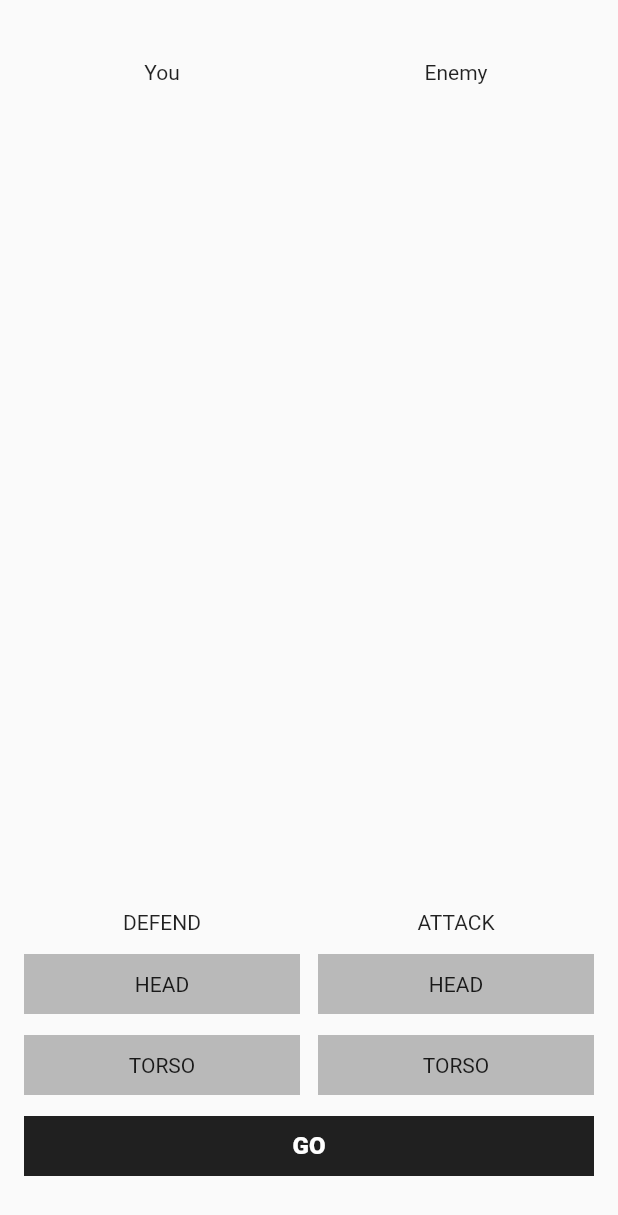
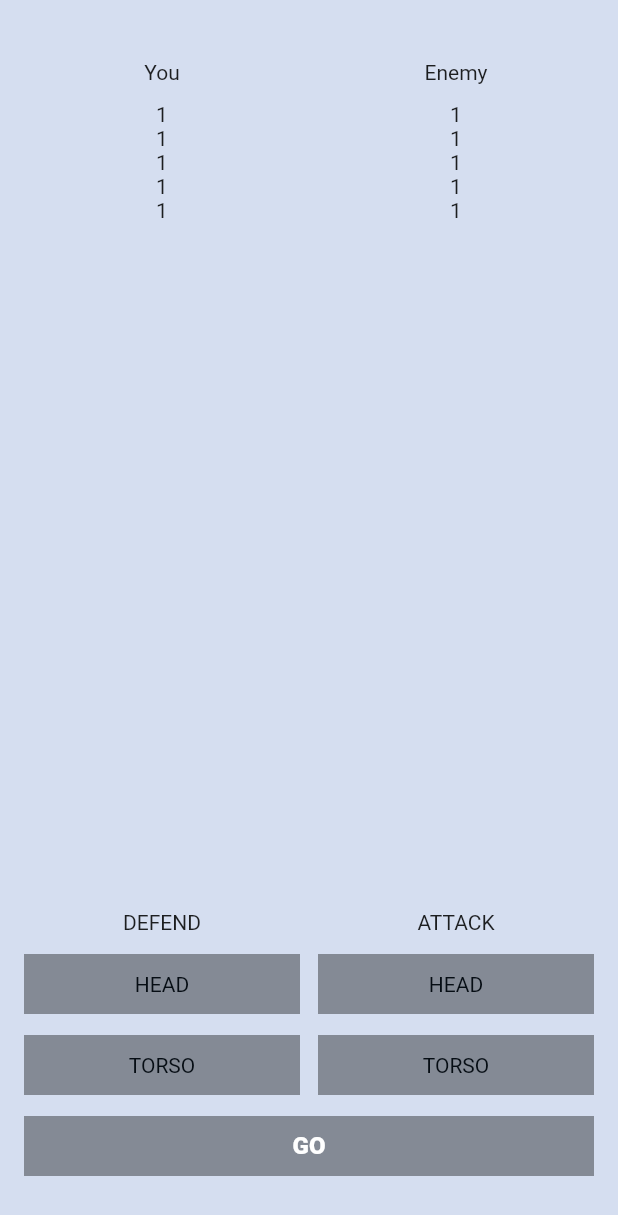
Before and after one commit to grad2/flutter_fight_club, a Flutter app: the screen it shows after launch, on a phone screen of 412 x 824 dp. Shown: the top 1215 px of the screen. Run offline on Flutter 3.47's test engine with Material 2 defaults, Android fonts, the phone set to English and light mode, and no system bars.

Commit message:
add home task

```diff
--- a/lib/main.dart
+++ b/lib/main.dart
@@ -29,24 +29,41 @@ class _MyHomePageState extends State<MyHomePage> {
   @override
   Widget build(BuildContext context) {
     return Scaffold(
+      backgroundColor: const Color(0xFFD5DEF0),
       body: Column(
         children: [
           const SizedBox(height: 40,),
           Row(
-            children: const [
-              SizedBox(width: 16,),
+            children: [
+              const SizedBox(width: 16,),
               Expanded(
-                  child: Center(
-                    child: Text("You"),
+                  child: Column(
+                    children: const [
+                      Text("You"),
+                      SizedBox(height: 12,),
+                      Text("1"),
+                      Text("1"),
+                      Text("1"),
+                      Text("1"),
+                      Text("1"),
+                    ],
                   ),
               ),
-              SizedBox(width: 12,),
+              const SizedBox(width: 12,),
               Expanded(
-                child: Center(
-                  child: Text("Enemy"),
+                child: Column(
+                  children: const [
+                    Text("Enemy"),
+                    SizedBox(height: 12,),
+                    Text("1"),
+                    Text("1"),
+                    Text("1"),
+                    Text("1"),
+                    Text("1"),
+                  ],
                 ),
               ),
-              SizedBox(width: 16,),
+              const SizedBox(width: 16,),
             ],
           ),
           const Expanded(child: SizedBox(),),
@@ -101,10 +118,19 @@ class _MyHomePageState extends State<MyHomePage> {
             children: [
               const SizedBox(width: 16,),
               Expanded(
+                child: GestureDetector(
+                  onTap: () {
+                    if(defendingBodyPart != null && attackingBodyPart != null){
+                      setState(() {
+                        defendingBodyPart = null;
+                        attackingBodyPart = null;
+                      });
+                    }
+                  },
                   child: SizedBox(
                     height: 40,
                     child: ColoredBox(
-                      color: const Color.fromRGBO(0, 0, 0, 0.87),
+                      color: (defendingBodyPart == null || attackingBodyPart == null) ? Colors.black38 : const Color.fromRGBO(0, 0, 0, 0.87),
                       child: Center(
                         child: Text(
                           "Go".toUpperCase(),
@@ -117,6 +143,7 @@ class _MyHomePageState extends State<MyHomePage> {
                       )
                     ),
                   ),
+                ),
               ),
               const SizedBox(width: 16,),
             ],
@@ -172,9 +199,14 @@ class BodyPartButton extends StatelessWidget{
       child: SizedBox(
         height: 40,
         child: ColoredBox(
-          color: selected ? const Color.fromRGBO(28, 121, 206, 1) : Colors.black26,
+          color: selected ? const Color(0xFF1C79CE) : Colors.black38,
           child: Center(
-            child: Text(bodyPart.name.toUpperCase()),
+            child: Text(
+              bodyPart.name.toUpperCase(),
+              style: TextStyle(
+                color: selected ? const Color(0xFFFFFFFF) : const Color(0xFF060D14)
+              ),
+            ),
           ),
         ),
       ),
```
Also changed, not shown: 1 other file.
